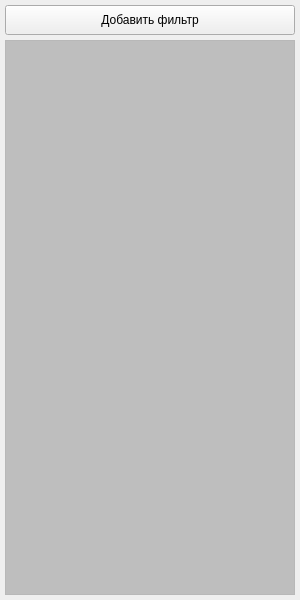
First picture: the form in ImageFilter-GUI/gui/FilterChainPanel.ui, repository MisterixTeamAsmodeus/ImageFilter, before the edit.
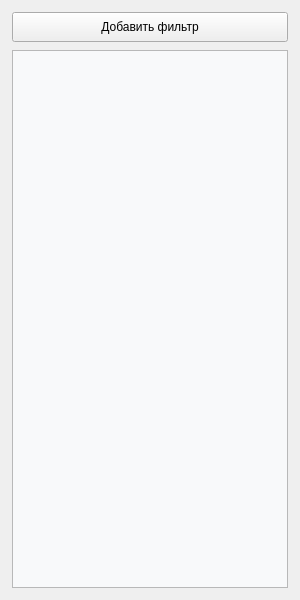
Second picture: the form after the edit.

What changed in the file:
```diff
--- a/ImageFilter-GUI/gui/FilterChainPanel.ui
+++ b/ImageFilter-GUI/gui/FilterChainPanel.ui
@@ -12,19 +12,19 @@
   </property>
   <layout class="QVBoxLayout" name="mainLayout">
    <property name="spacing">
-    <number>5</number>
+    <number>8</number>
    </property>
    <property name="leftMargin">
-    <number>5</number>
+    <number>12</number>
    </property>
    <property name="topMargin">
-    <number>5</number>
+    <number>12</number>
    </property>
    <property name="rightMargin">
-    <number>5</number>
+    <number>12</number>
    </property>
    <property name="bottomMargin">
-    <number>5</number>
+    <number>12</number>
    </property>
    <item>
     <widget class="QPushButton" name="addFilterButton">
@@ -60,20 +60,22 @@
        </rect>
       </property>
       <property name="styleSheet">
-       <string notr="true">#filterListWidget {background-color: rgb(190, 190, 190)}</string>
+       <string notr="true">#filterListWidget {
+    background-color: #F8F9FA;
+}</string>
       </property>
       <layout class="QVBoxLayout" name="filterListLayout">
        <property name="spacing">
-        <number>5</number>
+        <number>10</number>
        </property>
        <property name="leftMargin">
-        <number>8</number>
+        <number>0</number>
        </property>
        <property name="topMargin">
-        <number>8</number>
+        <number>0</number>
        </property>
        <property name="rightMargin">
-        <number>8</number>
+        <number>0</number>
        </property>
        <property name="bottomMargin">
         <number>0</number>
```
